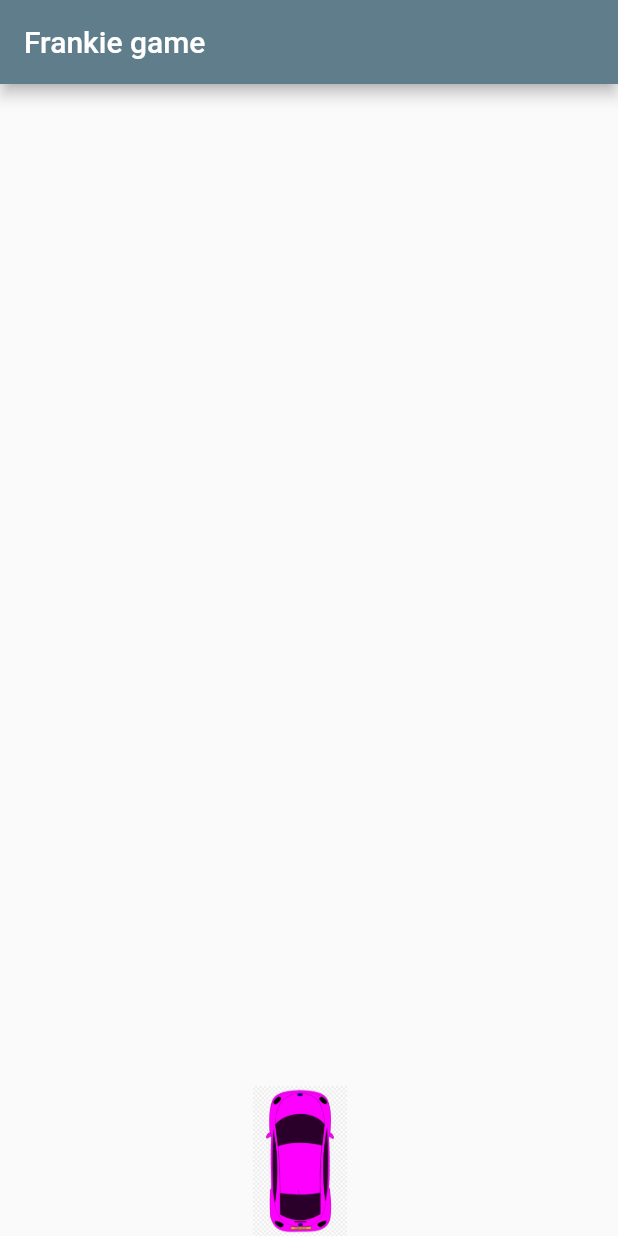
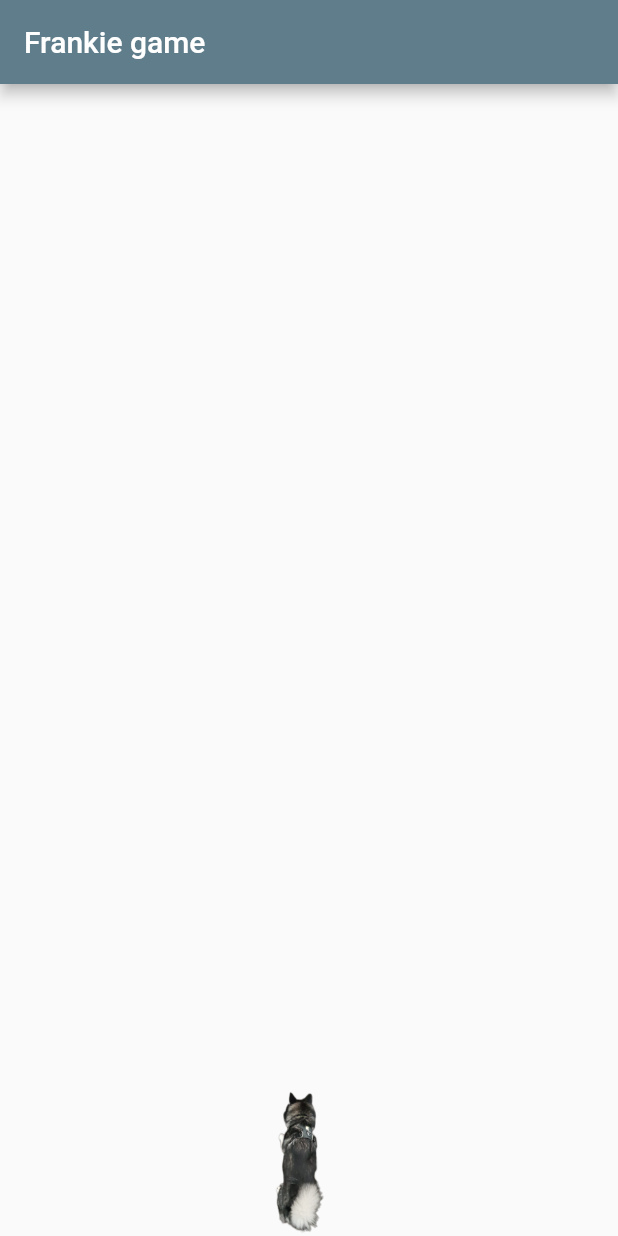
Before and after one commit to cpaolicelli/good_boy, a Flutter app: the screen it shows after launch, on a phone screen of 412 x 824 dp. Run offline on Flutter 3.47's test engine with Material 2 defaults, Android fonts, the phone set to English and light mode, and no system bars.

Commit message:
Added Frankie and draggable effect

```diff
--- a/lib/frankie.dart
+++ b/lib/frankie.dart
@@ -1,45 +1,46 @@
 import 'package:flutter/material.dart';
-import 'package:fluttertoast/fluttertoast.dart';
 
-class Frankie extends StatelessWidget {
+class Frankie extends StatefulWidget {
 
+  Offset position;
+
+  @override
+  _FrankieState createState() => new _FrankieState();
+}
+
+class _FrankieState extends State<Frankie> {
+
+  static Image _frankie = new Image.asset(
+      "assets/images/frankie-top-view.png",
+      width: 400.0,
+      height: 100.0
+  );
+
+  @override
+  void initState() {
+    super.initState();
+    widget.position = new Offset(0.0, 0.0);
+  }
 
   @override
   Widget build(BuildContext context) {
-    return GestureDetector(
-      // move frankie to right
-      onVerticalDragStart: (dragStartDetails) {
-        Fluttertoast.showToast(
-            msg: dragStartDetails.toString(),
-            toastLength: Toast.LENGTH_SHORT,
-            gravity: ToastGravity.TOP,
-            timeInSecForIos: 1,
-            backgroundColor: Colors.red,
-            textColor: Colors.white
+    return new Positioned(
+            bottom: widget.position.dy,
+            left: widget.position.dx,
+            child: new Draggable(
+                feedback: _frankie,
+                child: _frankie,
+                childWhenDragging: new Container(),
+                onDraggableCanceled: (velocity, offset) {
+                  print('_DragBoxState.build -> offset $offset');
+
+                  setState(() {
+                    widget.position = new Offset(offset.dx, 0.0);
+                  });
+                },
+                axis: Axis.horizontal
+            )
         );
-      },
-      //move frankie to left
-      onVerticalDragEnd: (dragEndDetails) {
-        Fluttertoast.showToast(
-            msg: dragEndDetails.toString(),
-            toastLength: Toast.LENGTH_SHORT,
-            gravity: ToastGravity.TOP,
-            timeInSecForIos: 1,
-            backgroundColor: Colors.red,
-            textColor: Colors.white
-        );
-      },
-      //frankie image
-      child: new Column(
-          children: <Widget>[
-            new Image.asset(
-                "assets/images/car-top-view.png",
-                width: 400.0,
-                height: 100.0
-            )
-          ]
-      )
-    );
   }
 
 }
--- a/lib/main.dart
+++ b/lib/main.dart
@@ -41,13 +41,10 @@ class _MyHomePageState extends State<MyHomePage> {
       appBar: AppBar(
         title: Text(widget.title),
       ),
-      body: Column(
-        crossAxisAlignment: CrossAxisAlignment.center,
-        mainAxisSize: MainAxisSize.max,
-        mainAxisAlignment: MainAxisAlignment.end,
+      body: new Stack(
         children: <Widget>[
           new Frankie()
-        ]
+        ],
       )
     );
   }
--- a/pubspec.yaml
+++ b/pubspec.yaml
@@ -42,6 +42,7 @@ flutter:
   # To add assets to your application, add an assets section, like this:
   assets:
       - assets/images/car-top-view.png
+      - assets/images/frankie-top-view.png
 
   # An image asset can refer to one or more resolution-specific "variants", see
   # https://flutter.io/assets-and-images/#resolution-aware.
```
Also changed, not shown: assets/images/frankie-top-view.png (added).
